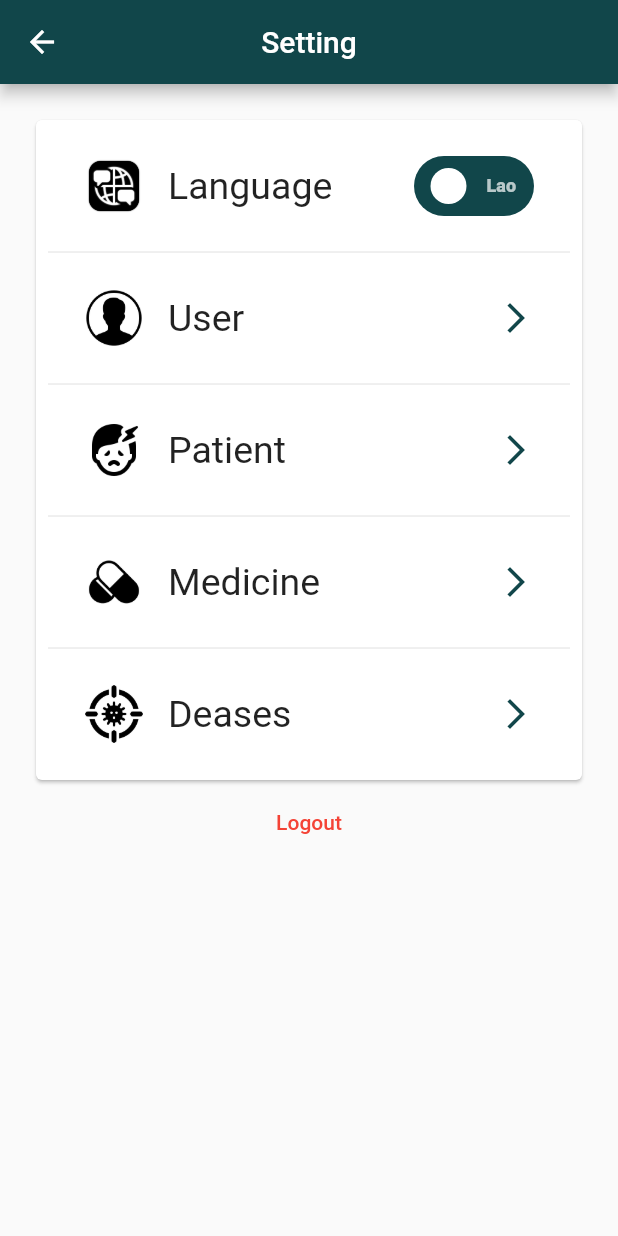
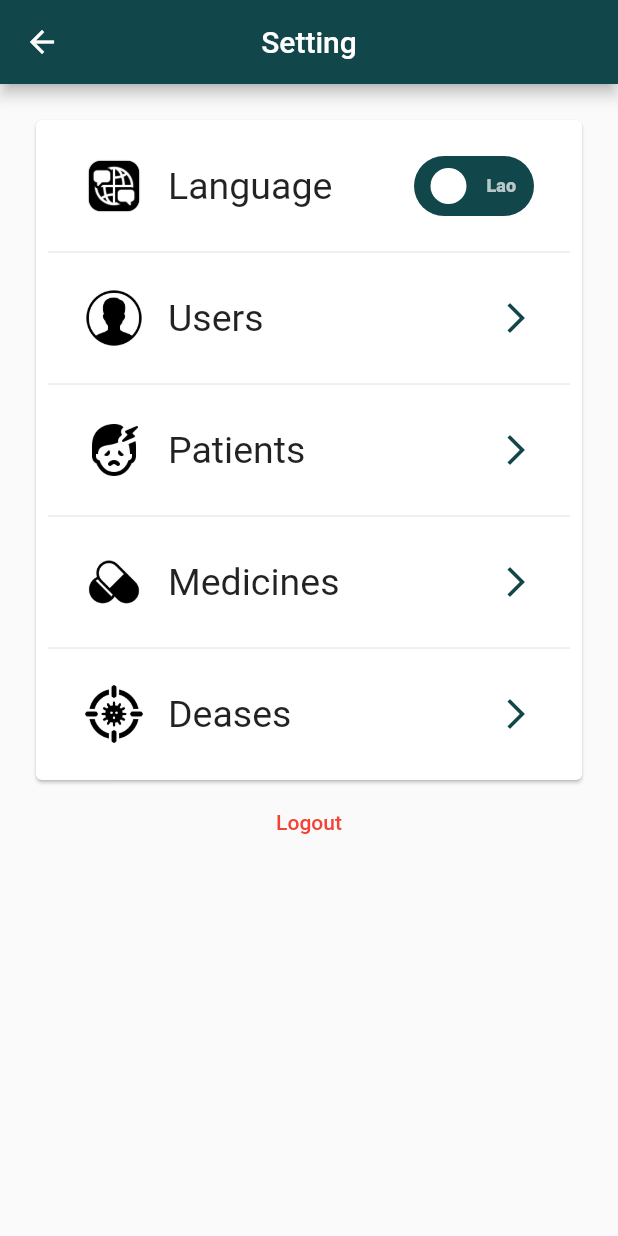
Before and after one commit to t-toum/eksouvan, a Flutter app: the SettingPage screen opened by its route, on a phone screen of 412 x 824 dp. Run offline on Flutter 3.47's test engine with Material 2 defaults, Android fonts, the light colour scheme and no system bars; drawn by our look-alikes of flutter_switch; our stand-ins replace cloud_firestore, dartz, dio, easy_localization, equatable, firebase_auth and 12 more; accounts and stored records are empty; generated files the repository leaves out were written again.

Commit message:
add User page

```diff
--- a/assets/translations/en.json
+++ b/assets/translations/en.json
@@ -52,14 +52,14 @@
     "kSave": "Save",
     "kDeases": "Deases",
     "kWarnningSelectDeases": "Please select  at lease one deases",
-    "kMedicine":"Medicine",
+    "kMedicine":"Medicines",
     "kWarnningSelectMedicine": "Please select  at lease one medicine",
     "kwarning":"Warning",
     "kSummary":"Summary",
     "kSaveSuccess":"Saved successfully",
     "kAddAppointment":"Add Appointment",
     "kSelectPaient":"Please select patient",
-    "kPatinet":"Patient",
+    "kPatinet":"Patients",
     "kDueDate":"Due date",
     "kSelectDueDate":"Please select due date",
     "kAppointmentDetail":"Appointment Detail",
@@ -73,7 +73,7 @@
     "kReportDiagnose":"Report Diagnose",
     "kSetting":"Setting",
     "kLanguage":"Language",
-    "kUser":"User",
+    "kUser":"Users",
     "kLogout":"Logout",
     "kOk":"Ok",
     "kWarning":"Warning",
--- a/assets/translations/lo.json
+++ b/assets/translations/lo.json
@@ -50,7 +50,7 @@
     "kAddNew": "ເພີ່ມໃຫມ່",
     "kCancel": "ຍົກເລີກ",
     "kSave": "ບັນທຶກ",
-    "kDeases": "ພະຍາດ",
+    "kDeases": "ຊໍ້ມູນໂລກ",
     "kWarnningSelectDeases": "ກະລຸນາເລືອກຢ່າງນ້ອຍຫນຶ່ງລາຍການ",
     "kMedicine":"ລາຍການຢາ",
     "kWarnningSelectMedicine": "ກະລຸນາເລືອກລາຍການຢາ",
--- a/lib/core/entities/user.dart
+++ b/lib/core/entities/user.dart
@@ -5,9 +5,10 @@ class User extends Equatable {
   final String? username;
   final String? password;
   final String? docId;
+  final String? role;
 
-  const User({this.name, this.username, this.password, this.docId});
+  const User({this.name, this.username, this.password, this.docId,this.role});
 
   @override
-  List<Object?> get props => [name,username,password,docId];
+  List<Object?> get props => [name, username, password, docId,role];
 }
--- a/lib/features/home/presentation/pages/home_page.dart
+++ b/lib/features/home/presentation/pages/home_page.dart
@@ -25,10 +25,9 @@ class HomePage extends StatelessWidget {
         return AppTemplate(
           actions: [
             Padding(
-              padding: const EdgeInsets.all(8.0),
+              padding: const EdgeInsets.only(right: 20),
               child: IconButton(
                 onPressed: () async {
-                  // AppNavigator.navigateTo(AppRoute.settingRoute);
                   await AppNavigator.navigateToWithData(AppRoute.settingRoute);
                   await cubit.refeshSate();
                 },
--- a/lib/features/settings/domain/repositories/setting_repository.dart
+++ b/lib/features/settings/domain/repositories/setting_repository.dart
@@ -1,7 +1,10 @@
 import 'package:dartz/dartz.dart';
 import 'package:eksouvan/core/error/failures.dart';
 
+import '../../../../core/entities/user.dart';
+
 abstract class SettingRepository {
+  Future<Either<Failure,List<User>>>getAllUser();
   Future<Either<Failure,bool>> setLanguage({required String langCode});
   Future<Either<Failure,String>> getLanguage();
 }
--- /dev/null
+++ b/lib/features/settings/domain/usecases/get_all_user_usecase.dart
@@ -0,0 +1,20 @@
+import 'package:dartz/dartz.dart';
+import 'package:eksouvan/core/entities/user.dart';
+import 'package:eksouvan/core/error/failures.dart';
+import 'package:eksouvan/core/usecases/no_params.dart';
+import 'package:eksouvan/core/usecases/usecase.dart';
+import 'package:injectable/injectable.dart';
+
+import '../repositories/setting_repository.dart';
+
+@lazySingleton
+class GetAllUserUsecase implements UseCase<List<User>, NoParams> {
+  final SettingRepository settingRepository;
+
+  GetAllUserUsecase(this.settingRepository);
+
+  @override
+  Future<Either<Failure, List<User>>> call(NoParams params) async {
+    return await settingRepository.getAllUser();
+  }
+}
--- a/lib/features/settings/presentation/cubit/setting_cubit.dart
+++ b/lib/features/settings/presentation/cubit/setting_cubit.dart
@@ -9,6 +9,7 @@ import 'package:flutter_bloc/flutter_bloc.dart';
 import 'package:injectable/injectable.dart';
 
 import '../../../home/domain/usecases/get_logout_usecase.dart';
+import '../../domain/usecases/get_all_user_usecase.dart';
 import '../../domain/usecases/get_lang_usecase.dart';
 import '../../domain/usecases/set_lang_usecase.dart';
 
@@ -17,8 +18,9 @@ class SettingCubit extends Cubit<SettingState> {
   final GetLogoutUsecase getLogoutUsecase;
   final GetLanguageUsecase getLanguageUsecase;
   final SetLanguageUsecase setLanguageUsecase;
-  SettingCubit(
-      this.getLogoutUsecase, this.getLanguageUsecase, this.setLanguageUsecase)
+  final GetAllUserUsecase getAllUserUsecase;
+  SettingCubit(this.getLogoutUsecase, this.getLanguageUsecase,
+      this.setLanguageUsecase, this.getAllUserUsecase)
       : super(const SettingState());
   bool lang = false;
 
@@ -79,5 +81,15 @@ class SettingCubit extends Cubit<SettingState> {
     emit(state.copyWith(dataStatus: DataStatus.success));
   }
 
-  Future<void> getAllUser() async {}
+  Future<void> getAllUser() async {
+    emit(state.copyWith(dataStatus: DataStatus.loading));
+    final result = await getAllUserUsecase(NoParams());
+    result.fold(
+        (error) => emit(
+            state.copyWith(dataStatus: DataStatus.failure, error: error.msg)),
+        (success) {
+      print(success);
+      emit(state.copyWith(dataStatus: DataStatus.success, listUser: success));
+    });
+  }
 }
--- a/lib/features/settings/presentation/cubit/setting_state.dart
+++ b/lib/features/settings/presentation/cubit/setting_state.dart
@@ -1,25 +1,31 @@
 import 'package:eksouvan/core/utils/constants.dart';
 import 'package:equatable/equatable.dart';
+
+import '../../../../core/entities/user.dart';
 
 class SettingState extends Equatable {
   const SettingState({
     this.dataStatus = DataStatus.initial,
     this.error,
+    this.listUser,
   });
 
   final DataStatus dataStatus;
   final String? error;
+  final List<User>? listUser;
 
   SettingState copyWith({
     DataStatus? dataStatus,
     String? error,
+    List<User>?listUser,
   }) {
     return SettingState(
       dataStatus: dataStatus ?? this.dataStatus,
       error: error ?? this.error,
+      listUser: listUser??this.listUser,
     );
   }
 
   @override
-  List<Object?> get props => [dataStatus, error];
+  List<Object?> get props => [dataStatus, error,listUser];
 }
```
Also changed, not shown: lib/core/models/user_model.dart (+13 -2 lines), lib/core/services/cloud_firestore_service.dart (+10 -3 lines), lib/features/settings/data/datasources/setting_remote_datasource.dart (+16 -6 lines), lib/features/settings/data/repositories/setting_reposotory_impl.dart (+19 -3 lines), lib/features/settings/presentation/pages/setting_user_page.dart (+58 -3 lines), lib/features/settings/presentation/widgets/user_detail_widget.dart (added).
